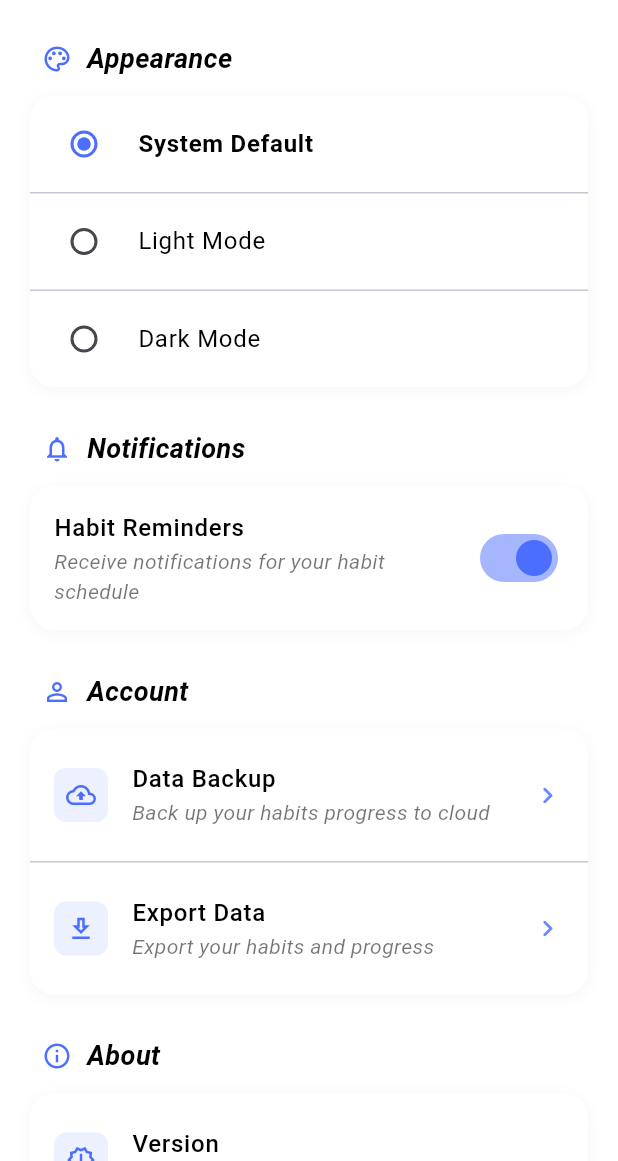
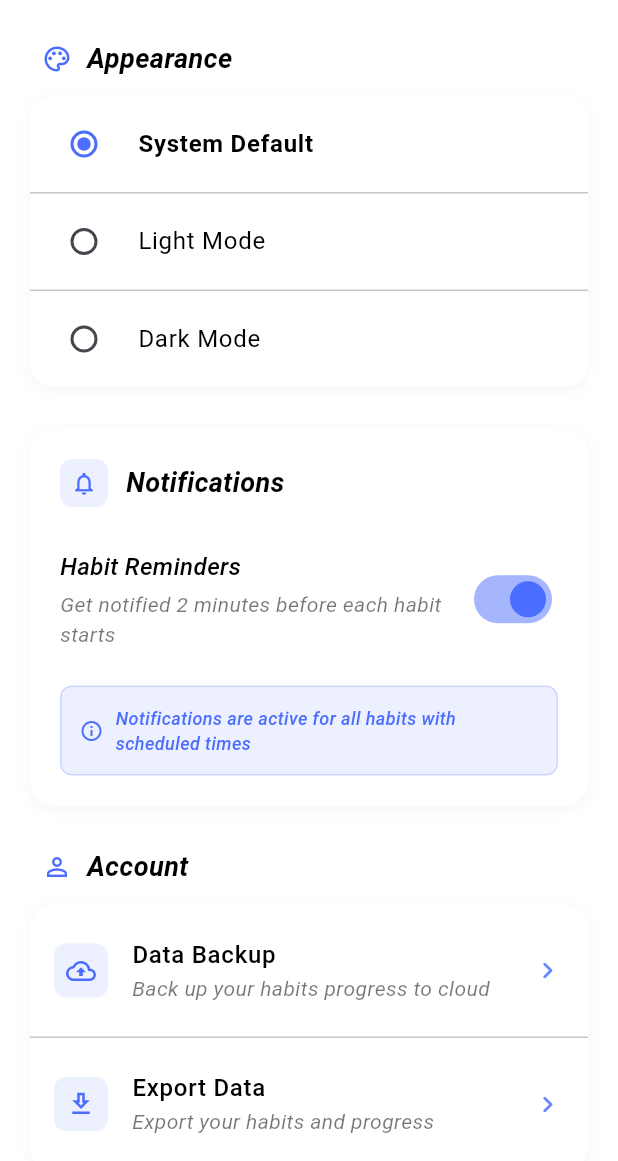
Before and after one commit to nabilrn/Momentum, a Flutter app: the SettingsScreen screen opened by its route, on a phone screen of 412 x 824 dp, the part 75-1236 px from its top. Run offline on Flutter 3.47's test engine with Material 3 defaults, Android fonts, the light colour scheme and no system bars; our stand-ins replace google_sign_in, page_transition, supabase_flutter; accounts and stored records are empty.

Commit message:
minor changes

```diff
--- a/lib/main.dart
+++ b/lib/main.dart
@@ -15,12 +15,11 @@ import 'package:supabase_flutter/supabase_flutter.dart';
 import 'package:provider/provider.dart';
 import 'package:momentum/presentation/providers/auth_provider.dart';
 import 'package:momentum/presentation/controllers/habit_controller.dart';
-import 'package:momentum/core/services/notification_service.dart';
 
 void main() async {
   WidgetsFlutterBinding.ensureInitialized();
 
-  // Initialize Supabase
+
   await SupabaseService.initialize();
 
 
--- a/lib/presentation/pages/add_habit_screen.dart
+++ b/lib/presentation/pages/add_habit_screen.dart
@@ -1,5 +1,4 @@
 import 'package:flutter/material.dart';
-import '../services/navigation_service.dart';
 import 'package:momentum/core/theme/app_theme.dart';
 import '../widgets/add_habit/form_label.dart';
 import '../widgets/add_habit/custom_text_field.dart';
@@ -7,7 +6,7 @@ import '../widgets/add_habit/priority_selector.dart';
 import '../widgets/add_habit/time_selector.dart';
 import 'package:momentum/presentation/controllers/habit_controller.dart';
 import 'package:provider/provider.dart';
-import 'package:momentum/core/services/notification_service.dart';
+import 'package:momentum/presentation/services/navigation_service.dart';
 
 
 class AddHabitScreen extends StatefulWidget {
--- a/lib/presentation/widgets/settings/sections/notifications_section.dart
+++ b/lib/presentation/widgets/settings/sections/notifications_section.dart
@@ -1,6 +1,4 @@
 import 'package:flutter/material.dart';
-import '../section_header.dart';
-import '../settings_card.dart';
 
 class NotificationsSection extends StatelessWidget {
   final bool isDarkMode;
@@ -10,6 +8,7 @@ class NotificationsSection extends StatelessWidget {
   final Color cardColor;
   final bool notificationsEnabled;
   final Function(bool) onNotificationChanged;
+  final bool isLoading;
 
   const NotificationsSection({
     super.key,
@@ -20,23 +19,74 @@ class NotificationsSection extends StatelessWidget {
     required this.cardColor,
     required this.notificationsEnabled,
     required this.onNotificationChanged,
+    this.isLoading = false,
   });
 
   @override
   Widget build(BuildContext context) {
-    return Column(
+    return Container(
+      decoration: BoxDecoration(
+        color: cardColor,
+        borderRadius: BorderRadius.circular(16),
+        boxShadow: isDarkMode
+            ? [
+          BoxShadow(
+            color: Colors.black.withOpacity(0.2),
+            blurRadius: 8,
+            offset: const Offset(0, 2),
+          ),
+        ]
+            : [
+          BoxShadow(
+            color: Colors.grey.withOpacity(0.1),
+            blurRadius: 8,
+            offset: const Offset(0, 2),
+          ),
+        ],
+      ),
+      child: Padding(
+        padding: const EdgeInsets.all(20),
+        child: Column(
           crossAxisAlignment: CrossAxisAlignment.start,
           children: [
-        SectionHeader(
-          title: 'Notifications',
-          icon: Icons.notifications_outlined,
-          textColor: textColor,
+            Row(
+              children: [
+                Container(
+                  width: 32,
+                  height: 32,
+                  decoration: BoxDecoration(
+                    color: primaryColor.withOpacity(0.1),
+                    borderRadius: BorderRadius.circular(8),
                   ),
-        const SizedBox(height: 12),
-        SettingsCard(
-          cardColor: cardColor,
-          child: SwitchListTile(
-            title: Text(
+                  child: Icon(
+                    Icons.notifications_outlined,
+                    color: primaryColor,
+                    size: 18,
+                  ),
+                ),
+                const SizedBox(width: 12),
+                Text(
+                  'Notifications',
+                  style: TextStyle(
+                    color: textColor,
+                    fontSize: 18,
+                    fontWeight: FontWeight.bold,
+                  ),
+                ),
+              ],
+            ),
+            const SizedBox(height: 16),
+
+            // Habit Reminders Toggle
+            Container(
+              padding: const EdgeInsets.symmetric(vertical: 12),
+              child: Row(
+                children: [
+                  Expanded(
+                    child: Column(
+                      crossAxisAlignment: CrossAxisAlignment.start,
+                      children: [
+                        Text(
                           'Habit Reminders',
                           style: TextStyle(
                             color: textColor,
@@ -44,20 +94,76 @@ class NotificationsSection extends StatelessWidget {
                             fontWeight: FontWeight.w500,
                           ),
                         ),
-            subtitle: Text(
-              'Receive notifications for your habit schedule',
+                        const SizedBox(height: 4),
+                        Text(
+                          'Get notified 2 minutes before each habit starts',
                           style: TextStyle(
                             color: subtitleColor,
                             fontSize: 14,
                           ),
                         ),
+                      ],
+                    ),
+                  ),
+                  const SizedBox(width: 16),
+                  isLoading
+                      ? SizedBox(
+                    width: 24,
+                    height: 24,
+                    child: CircularProgressIndicator(
+                      strokeWidth: 2,
+                      valueColor: AlwaysStoppedAnimation<Color>(primaryColor),
+                    ),
+                  )
+                      : Switch(
                     value: notificationsEnabled,
+                    onChanged: isLoading ? null : onNotificationChanged,
                     activeColor: primaryColor,
-            onChanged: onNotificationChanged,
-            contentPadding: const EdgeInsets.symmetric(horizontal: 16, vertical: 8),
+                    inactiveThumbColor: subtitleColor,
+                    inactiveTrackColor: subtitleColor.withOpacity(0.3),
+                  ),
+                ],
+              ),
+            ),
+
+            // Additional info when notifications are enabled
+            if (notificationsEnabled && !isLoading) ...[
+              const SizedBox(height: 12),
+              Container(
+                padding: const EdgeInsets.all(12),
+                decoration: BoxDecoration(
+                  color: primaryColor.withOpacity(0.1),
+                  borderRadius: BorderRadius.circular(8),
+                  border: Border.all(
+                    color: primaryColor.withOpacity(0.2),
+                    width: 1,
+                  ),
+                ),
+                child: Row(
+                  children: [
+                    Icon(
+                      Icons.info_outline,
+                      color: primaryColor,
+                      size: 16,
+                    ),
+                    const SizedBox(width: 8),
+                    Expanded(
+                      child: Text(
+                        'Notifications are active for all habits with scheduled times',
+                        style: TextStyle(
+                          color: primaryColor,
+                          fontSize: 12,
+                          fontWeight: FontWeight.w500,
+                        ),
                       ),
                     ),
                   ],
+                ),
+              ),
+            ],
+          ],
+        ),
+      ),
     );
   }
 }
```
Also changed, not shown: lib/presentation/utils/habit_notification_helper.dart (added), 2 other files. Lines whose indentation alone changed are shown as unchanged.
